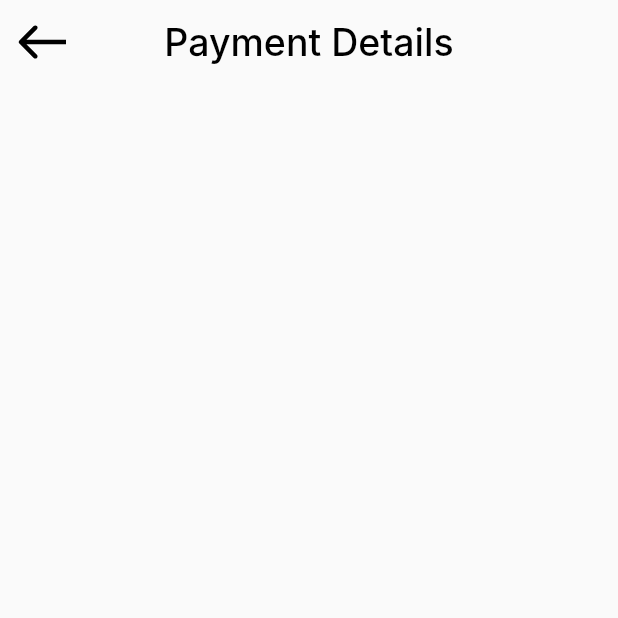
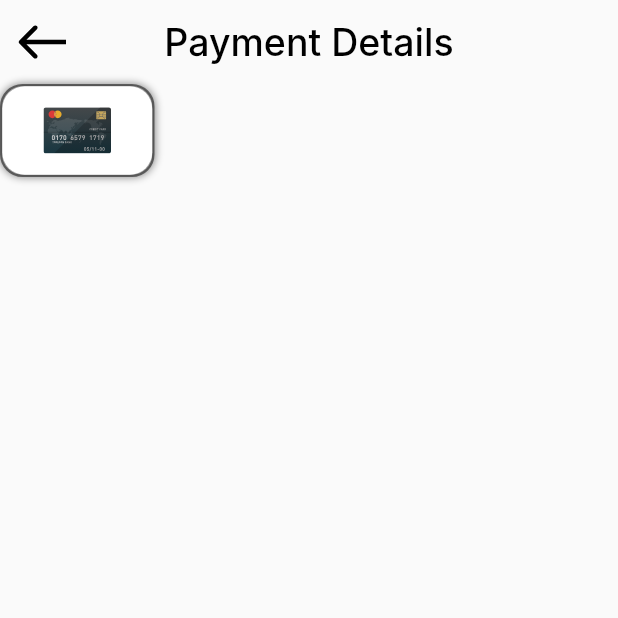
Before and after one commit to MeDoRa0/checkout_payment, a Flutter app: the PaymentDetailsView screen opened directly, on a phone screen of 412 x 824 dp, the top half of it. Run offline on Flutter 3.47's test engine with Material 2 defaults, Android fonts, the phone set to English and light mode, and no system bars; our stand-ins replace flutter_svg; Roboto replaces fonts that are missing (Inter).

Commit message:
creat payment detail body & method

```diff
--- a/lib/features/checkout/presentation/views/payment_details.dart
+++ b/lib/features/checkout/presentation/views/payment_details.dart
@@ -1,4 +1,5 @@
 import 'package:checkout_payment/core/widgets/custom_app_bar.dart';
+import 'package:checkout_payment/features/checkout/presentation/views/widgets/payment_details_body.dart';
 import 'package:flutter/material.dart';
 
 class PaymentDetailsView extends StatelessWidget {
@@ -8,6 +9,7 @@ class PaymentDetailsView extends StatelessWidget {
   Widget build(BuildContext context) {
     return Scaffold(
       appBar: buildAppBar(title: 'Payment Details'),
+      body: const PaymentDetailsBody(),
     );
   }
 }
--- /dev/null
+++ b/lib/features/checkout/presentation/views/widgets/payment_details_body.dart
@@ -0,0 +1,17 @@
+import 'package:checkout_payment/features/checkout/presentation/views/widgets/payment_details_method_item.dart';
+import 'package:flutter/material.dart';
+
+class PaymentDetailsBody extends StatelessWidget {
+  const PaymentDetailsBody({super.key});
+
+  @override
+  Widget build(BuildContext context) {
+    return const Column(
+      children: [
+        PaymentMethodItem(
+          isActive: false,
+        )
+      ],
+    );
+  }
+}
--- /dev/null
+++ b/lib/features/checkout/presentation/views/widgets/payment_details_method_item.dart
@@ -0,0 +1,46 @@
+import 'package:flutter/material.dart';
+import 'package:flutter_svg/flutter_svg.dart';
+
+class PaymentMethodItem extends StatelessWidget {
+  const PaymentMethodItem({
+    //make the default of isActive be false
+    super.key,
+    this.isActive = false,
+  });
+  final bool isActive;
+
+  @override
+  Widget build(BuildContext context) {
+    //AnimatedContainer to give animation to container
+    return AnimatedContainer(
+      duration: const Duration(milliseconds: 600),
+      width: 103,
+      height: 62,
+      decoration: ShapeDecoration(
+        shape: RoundedRectangleBorder(
+          side: BorderSide(
+            width: 1.50,
+            color: isActive
+                ? const Color(0xFF34A853)
+                : Colors.black.withOpacity(0.5),
+          ),
+          borderRadius: BorderRadius.circular(15),
+        ),
+        shadows: [
+          BoxShadow(
+            color: isActive ? const Color(0xFF34A853) : const Color(0xff7F7F7F),
+            blurRadius: 4,
+            offset: const Offset(0, 0),
+            spreadRadius: 0,
+          )
+        ],
+      ),
+      child: Container(
+        decoration: BoxDecoration(
+            borderRadius: BorderRadius.circular(15), color: Colors.white),
+        height: 24,
+        child: Center(child: SvgPicture.asset('assets/images/credit_card.svg')),
+      ),
+    );
+  }
+}
```
Also changed, not shown: assets/images/apple_pay.svg (added), assets/images/credit_card.svg (added), assets/images/paypal.svg (added).
